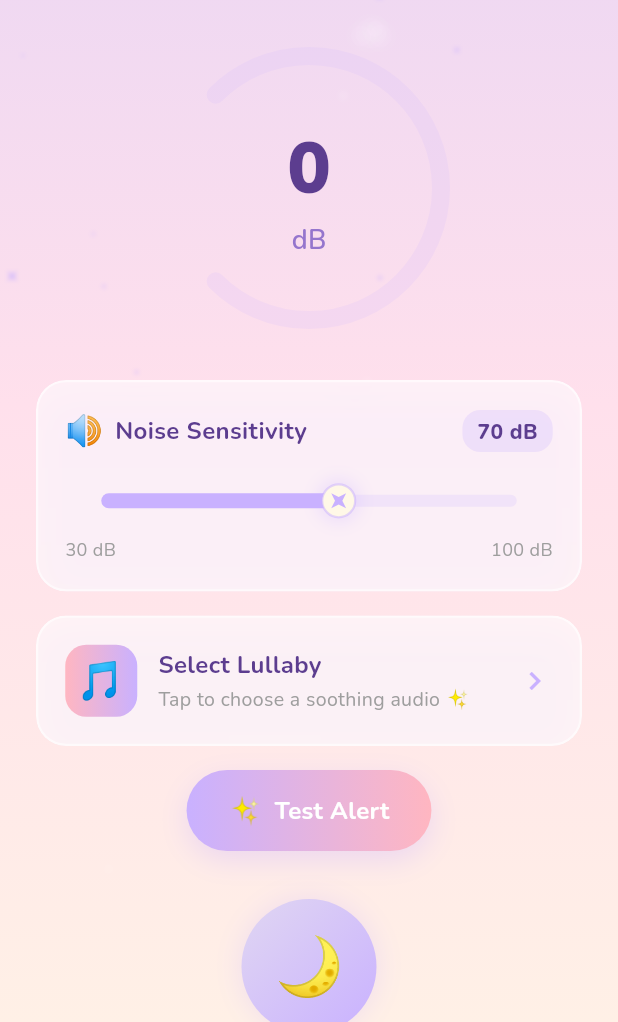
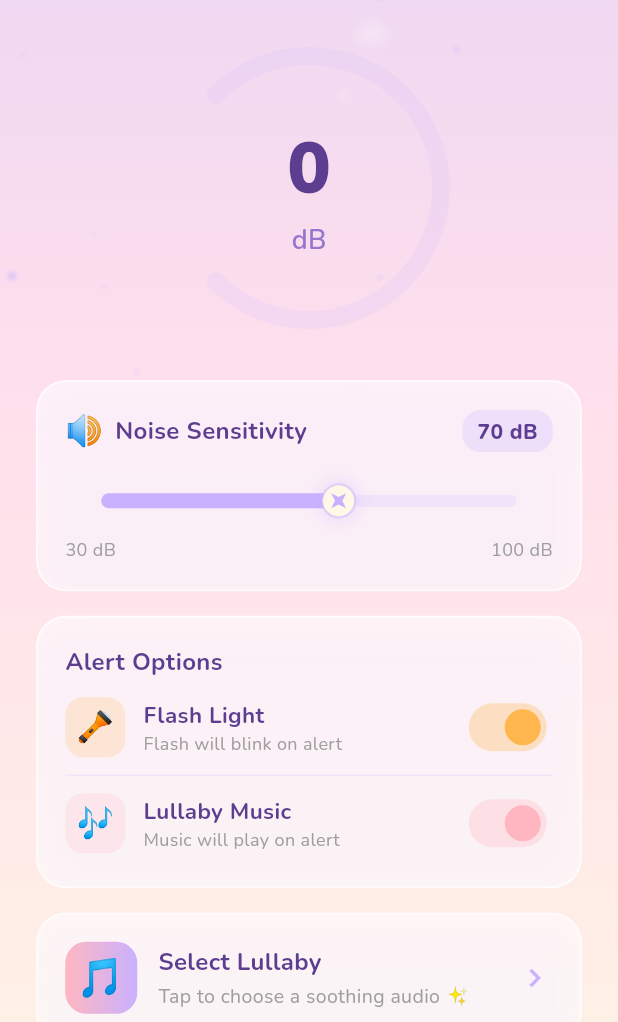
Before and after one commit to abdelwahed-alw/BabySleeper, a Flutter app: the screen it shows after launch, on a phone screen of 412 x 824 dp, the part 214-1236 px from its top. Run offline on Flutter 3.47's test engine with Material 3 defaults, Android fonts, the phone set to English and light mode, and no system bars; our stand-ins replace audioplayers, file_picker, google_fonts, permission_handler; missing offline and left inert: flutter_foreground_task, noise_meter, torch_light.

Commit message:
feat: add noise monitoring and configurable alert toggles for flash and music playback

```diff
--- a/lib/home_page.dart
+++ b/lib/home_page.dart
@@ -1,3 +1,4 @@
+import 'dart:async';
 import 'dart:math';
 import 'dart:ui';
 import 'package:flutter/material.dart';
@@ -7,6 +8,7 @@ import 'package:permission_handler/permission_handler.dart';
 import 'package:torch_light/torch_light.dart';
 import 'package:audioplayers/audioplayers.dart';
 import 'package:google_fonts/google_fonts.dart';
+import 'package:noise_meter/noise_meter.dart';
 import 'sound_service.dart';
 import 'painters.dart';
 
@@ -23,6 +25,14 @@ class _HomePageState extends State<HomePage> with TickerProviderStateMixin {
   bool _isServiceRunning = false;
   double _currentDb = 0.0;
 
+  // Feature toggles
+  bool _flashEnabled = true;
+  bool _musicEnabled = true;
+
+  // In-app noise monitoring
+  NoiseMeter? _noiseMeter;
+  StreamSubscription<NoiseReading>? _noiseSubscription;
+
   late AnimationController _starController;
   late AnimationController _pulseController;
   late AnimationController _meterGlowController;
@@ -32,6 +42,12 @@ class _HomePageState extends State<HomePage> with TickerProviderStateMixin {
     super.initState();
     _requestPermissions();
     _initForegroundTask();
+
+    // Listen for dB data sent from the background service
+    FlutterForegroundTask.addTaskDataCallback(_onReceiveTaskData);
+
+    // Start in-app noise monitoring for the dB meter
+    _startInAppListening();
 
     _starController = AnimationController(
       vsync: this,
@@ -49,8 +65,36 @@ class _HomePageState extends State<HomePage> with TickerProviderStateMixin {
     )..repeat(reverse: true);
   }
 
+  void _startInAppListening() {
+    try {
+      _noiseMeter = NoiseMeter();
+      _noiseSubscription = _noiseMeter!.noise.listen((NoiseReading reading) {
+        setState(() {
+          _currentDb = reading.meanDecibel;
+        });
+      });
+    } catch (e) {
+      debugPrint('Noise meter error: $e');
+    }
+  }
+
+  void _stopInAppListening() {
+    _noiseSubscription?.cancel();
+    _noiseSubscription = null;
+  }
+
+  void _onReceiveTaskData(Object data) {
+    if (data is double) {
+      setState(() {
+        _currentDb = data;
+      });
+    }
+  }
+
   @override
   void dispose() {
+    _stopInAppListening();
+    FlutterForegroundTask.removeTaskDataCallback(_onReceiveTaskData);
     _starController.dispose();
     _pulseController.dispose();
     _meterGlowController.dispose();
@@ -89,9 +133,14 @@ class _HomePageState extends State<HomePage> with TickerProviderStateMixin {
 
   void _startForegroundTask() async {
     await FlutterForegroundTask.saveData(key: 'threshold', value: _threshold);
+    await FlutterForegroundTask.saveData(key: 'flashEnabled', value: _flashEnabled);
+    await FlutterForegroundTask.saveData(key: 'musicEnabled', value: _musicEnabled);
     if (_audioFilePath != null) {
       await FlutterForegroundTask.saveData(key: 'audioFilePath', value: _audioFilePath!);
     }
+
+    // Stop in-app listening when background service takes over
+    _stopInAppListening();
 
     if (await FlutterForegroundTask.isRunningService) {
       FlutterForegroundTask.restartService();
@@ -107,7 +156,12 @@ class _HomePageState extends State<HomePage> with TickerProviderStateMixin {
 
   void _stopForegroundTask() async {
     await FlutterForegroundTask.stopService();
-    setState(() => _isServiceRunning = false);
+    setState(() {
+      _isServiceRunning = false;
+      _currentDb = 0.0;
+    });
+    // Resume in-app listening
+    _startInAppListening();
   }
 
   Future<void> _pickAudioFile() async {
@@ -126,21 +180,34 @@ class _HomePageState extends State<HomePage> with TickerProviderStateMixin {
   }
 
   Future<void> _testFlashAndSound() async {
+    if (_flashEnabled) {
       try {
         if (await TorchLight.isTorchAvailable()) {
           await TorchLight.enableTorch();
         }
       } catch (_) {}
+    }
 
-    if (_audioFilePath != null) {
+    if (_musicEnabled && _audioFilePath != null) {
       final player = AudioPlayer();
       await player.play(DeviceFileSource(_audioFilePath!));
       player.onPlayerComplete.listen((_) async {
+        if (_flashEnabled) {
           try { await TorchLight.disableTorch(); } catch (_) {}
+        }
       });
     } else {
       await Future.delayed(const Duration(seconds: 2));
+      if (_flashEnabled) {
         try { await TorchLight.disableTorch(); } catch (_) {}
+      }
+    }
+  }
+
+  void _syncToggles() {
+    if (_isServiceRunning) {
+      FlutterForegroundTask.saveData(key: 'flashEnabled', value: _flashEnabled);
+      FlutterForegroundTask.saveData(key: 'musicEnabled', value: _musicEnabled);
     }
   }
 
@@ -154,9 +221,9 @@ class _HomePageState extends State<HomePage> with TickerProviderStateMixin {
               begin: Alignment.topCenter,
               end: Alignment.bottomCenter,
               colors: [
-                Color(0xFFE8D5F5), // lavender top
-                Color(0xFFFFE0EC), // pink middle
-                Color(0xFFFFF0E6), // peach bottom
+                Color(0xFFE8D5F5),
+                Color(0xFFFFE0EC),
+                Color(0xFFFFF0E6),
               ],
               stops: [0.0, 0.5, 1.0],
             ),
@@ -164,7 +231,6 @@ class _HomePageState extends State<HomePage> with TickerProviderStateMixin {
           child: SafeArea(
             child: Stack(
               children: [
-                // Star field decorations
                 Positioned.fill(
                   child: AnimatedBuilder(
                     animation: _starController,
@@ -175,7 +241,6 @@ class _HomePageState extends State<HomePage> with TickerProviderStateMixin {
                     ),
                   ),
                 ),
-                // Main content
                 SingleChildScrollView(
                   padding: const EdgeInsets.symmetric(horizontal: 24, vertical: 16),
                   child: Column(
@@ -186,12 +251,24 @@ class _HomePageState extends State<HomePage> with TickerProviderStateMixin {
                       const SizedBox(height: 28),
                       _buildSensitivityCard(),
                       const SizedBox(height: 16),
+                      _buildFeatureTogglesCard(),
+                      const SizedBox(height: 16),
                       _buildLullabyCard(),
                       const SizedBox(height: 16),
                       _buildTestAlertButton(),
                       const SizedBox(height: 32),
                       _buildSafeModeToggle(),
                       const SizedBox(height: 24),
+                      Text(
+                        'Created by Abdelwahed Abdellaoui',
+                        style: GoogleFonts.nunito(
+                          fontSize: 12,
+                          fontWeight: FontWeight.w600,
+                          color: const Color(0xFF9E9E9E),
+                        ),
+                        textAlign: TextAlign.center,
+                      ),
+                      const SizedBox(height: 16),
                     ],
                   ),
                 ),
@@ -206,10 +283,7 @@ class _HomePageState extends State<HomePage> with TickerProviderStateMixin {
   Widget _buildHeader() {
     return Column(
       children: [
-        Text(
-          '🌙',
-          style: const TextStyle(fontSize: 36),
-        ),
+        const Text('🌙', style: TextStyle(fontSize: 36)),
         const SizedBox(height: 4),
         Text(
           'Babysleeper',
@@ -249,7 +323,6 @@ class _HomePageState extends State<HomePage> with TickerProviderStateMixin {
         builder: (context, child) => Stack(
           alignment: Alignment.center,
           children: [
-            // Meter arc
             CustomPaint(
               size: const Size(200, 200),
               painter: SoundMeterPainter(
@@ -259,7 +332,6 @@ class _HomePageState extends State<HomePage> with TickerProviderStateMixin {
                 glowAnimation: _meterGlowController.value,
               ),
             ),
-            // Center content
             Column(
               mainAxisSize: MainAxisSize.min,
               children: [
@@ -389,6 +461,104 @@ class _HomePageState extends State<HomePage> with TickerProviderStateMixin {
     );
   }
 
+  Widget _buildFeatureTogglesCard() {
+    return _buildGlassCard(
+      child: Column(
+        crossAxisAlignment: CrossAxisAlignment.start,
+        children: [
+          Text(
+            'Alert Options',
+            style: GoogleFonts.nunito(
+              fontSize: 16,
+              fontWeight: FontWeight.w700,
+              color: const Color(0xFF5C3D8F),
+            ),
+          ),
+          const SizedBox(height: 8),
+          // Flash toggle
+          _buildToggleRow(
+            emoji: '🔦',
+            label: 'Flash Light',
+            subtitle: _flashEnabled ? 'Flash will blink on alert' : 'Flash disabled',
+            value: _flashEnabled,
+            activeColor: const Color(0xFFFFB74D),
+            onChanged: (val) {
+              setState(() => _flashEnabled = val);
+              _syncToggles();
+            },
+          ),
+          Divider(color: const Color(0xFFC9B1FF).withOpacity(0.2), height: 16),
+          // Music toggle
+          _buildToggleRow(
+            emoji: '🎶',
+            label: 'Lullaby Music',
+            subtitle: _musicEnabled ? 'Music will play on alert' : 'Music disabled',
+            value: _musicEnabled,
+            activeColor: const Color(0xFFFFB6C1),
+            onChanged: (val) {
+              setState(() => _musicEnabled = val);
+              _syncToggles();
+            },
+          ),
+        ],
+      ),
+    );
+  }
+
+  Widget _buildToggleRow({
+    required String emoji,
+    required String label,
+    required String subtitle,
+    required bool value,
+    required Color activeColor,
+    required ValueChanged<bool> onChanged,
+  }) {
+    return Row(
+      children: [
+        Container(
+          width: 40,
+          height: 40,
+          decoration: BoxDecoration(
+            color: value ? activeColor.withOpacity(0.2) : Colors.grey.withOpacity(0.1),
+            borderRadius: BorderRadius.circular(12),
+          ),
+          child: Center(child: Text(emoji, style: const TextStyle(fontSize: 20))),
+        ),
+        const SizedBox(width: 12),
+        Expanded(
+          child: Column(
+            crossAxisAlignment: CrossAxisAlignment.start,
+            children: [
+              Text(
+                label,
+                style: GoogleFonts.nunito(
+                  fontSize: 15,
+                  fontWeight: FontWeight.w700,
+                  color: const Color(0xFF5C3D8F),
+                ),
+              ),
+              Text(
+                subtitle,
+                style: GoogleFonts.nunito(
+                  fontSize: 12,
+                  color: const Color(0xFF9E9E9E),
+                ),
+              ),
+            ],
+          ),
+        ),
+        Switch(
+          value: value,
+          onChanged: onChanged,
+          activeColor: activeColor,
+          activeTrackColor: activeColor.withOpacity(0.3),
+          inactiveThumbColor: const Color(0xFFBDBDBD),
+          inactiveTrackColor: const Color(0xFFE0E0E0),
+        ),
+      ],
+    );
+  }
+
   Widget _buildLullabyCard() {
     return GestureDetector(
       onTap: _pickAudioFile,
@@ -490,7 +660,6 @@ class _HomePageState extends State<HomePage> with TickerProviderStateMixin {
   Widget _buildSafeModeToggle() {
     return Column(
       children: [
-        // Animated toggle button
         GestureDetector(
           onTap: () {
             if (_isServiceRunning) {
@@ -599,25 +768,21 @@ class _StarThumbShape extends SliderComponentShape {
   }) {
     final canvas = context.canvas;
 
-    // Outer glow
     final glowPaint = Paint()
       ..color = const Color(0xFFC9B1FF).withOpacity(0.3)
       ..maskFilter = const MaskFilter.blur(BlurStyle.normal, 6);
     canvas.drawCircle(center, 14, glowPaint);
 
-    // White circle base
     final basePaint = Paint()
       ..color = const Color(0xFFFFF8E7)
       ..style = PaintingStyle.fill;
     canvas.drawCircle(center, 11, basePaint);
 
-    // Star icon
     final starPaint = Paint()
       ..color = const Color(0xFFC9B1FF)
       ..style = PaintingStyle.fill;
     _drawStar(canvas, center, 7, starPaint);
 
-    // Border
     final borderPaint = Paint()
       ..color = const Color(0xFFC9B1FF).withOpacity(0.5)
       ..style = PaintingStyle.stroke
```
Also changed, not shown: lib/sound_service.dart (+29 -5 lines), pubspec.yaml (+10 -0 lines), assets/icon.png (added), pubspec.lock. Lines whose indentation alone changed are shown as unchanged.
